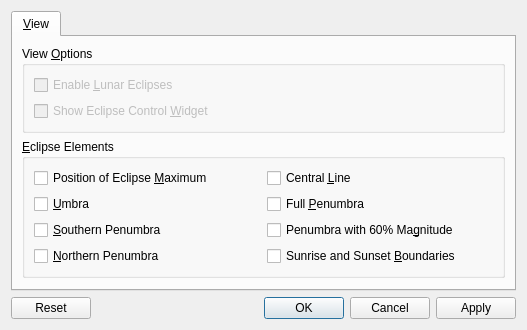
Qt form src/plugins/render/eclipses/EclipsesConfigDialog.ui (KDE/marble) before a commit.
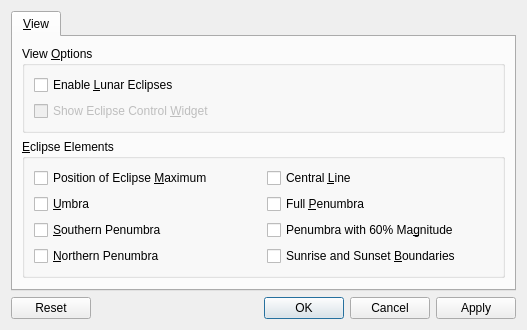
The same form after that commit.

The edit to the form file:
```diff
--- a/src/plugins/render/eclipses/EclipsesConfigDialog.ui
+++ b/src/plugins/render/eclipses/EclipsesConfigDialog.ui
@@ -39,7 +39,7 @@
           <item>
            <widget class="QCheckBox" name="checkBoxEnableLunarEclipses">
             <property name="enabled">
-             <bool>false</bool>
+             <bool>true</bool>
             </property>
             <property name="text">
              <string>Enable &amp;Lunar Eclipses</string>
```
